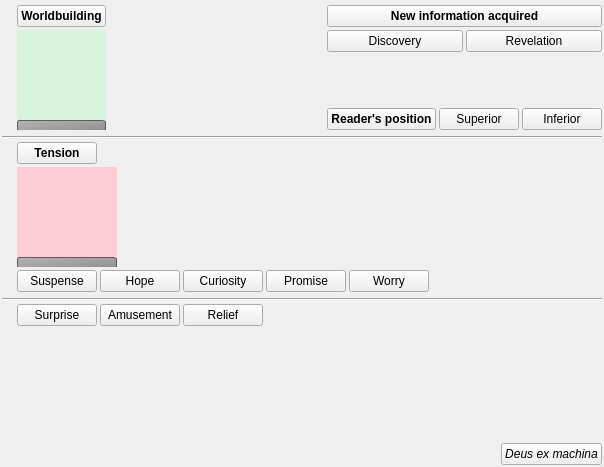
zkovari/plotlyst, file ui/scene_drive_editor.ui: the form before one commit.
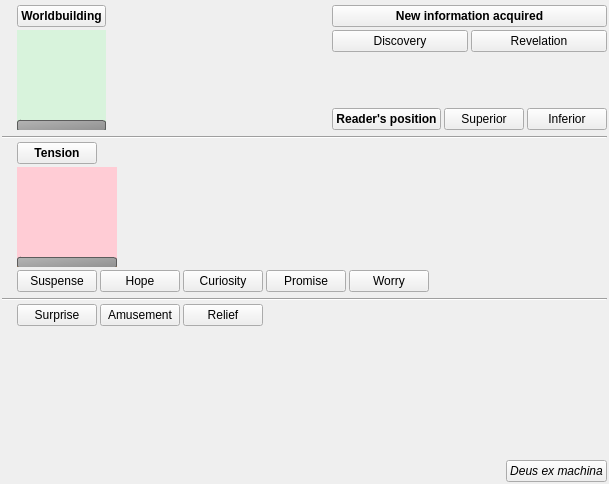
The form after the commit. Custom widgets are drawn as their Qt base class.

Diff of the .ui file:
```diff
--- a/ui/scene_drive_editor.ui
+++ b/ui/scene_drive_editor.ui
@@ -6,8 +6,8 @@
    <rect>
     <x>0</x>
     <y>0</y>
-    <width>604</width>
-    <height>467</height>
+    <width>609</width>
+    <height>484</height>
    </rect>
   </property>
   <property name="windowTitle">
@@ -181,6 +181,9 @@
            <property name="text">
             <string>Discovery</string>
            </property>
+           <property name="checkable">
+            <bool>true</bool>
+           </property>
           </widget>
          </item>
          <item row="1" column="1">
@@ -194,6 +197,9 @@
            <property name="text">
             <string>Revelation</string>
            </property>
+           <property name="checkable">
+            <bool>true</bool>
+           </property>
           </widget>
          </item>
         </layout>
@@ -514,6 +520,9 @@
      <property name="text">
       <string>Deus ex machina</string>
      </property>
+     <property name="checkable">
+      <bool>true</bool>
+     </property>
      <property name="iconName" stdset="0">
       <string>mdi6.lightning-bolt-circle</string>
      </property>
```
Left out of the diff: 30 changed lines with no effect on the pictures.
